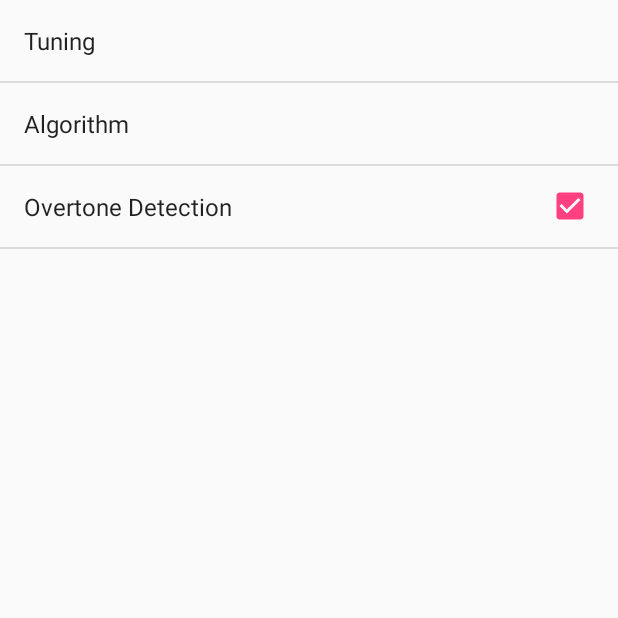
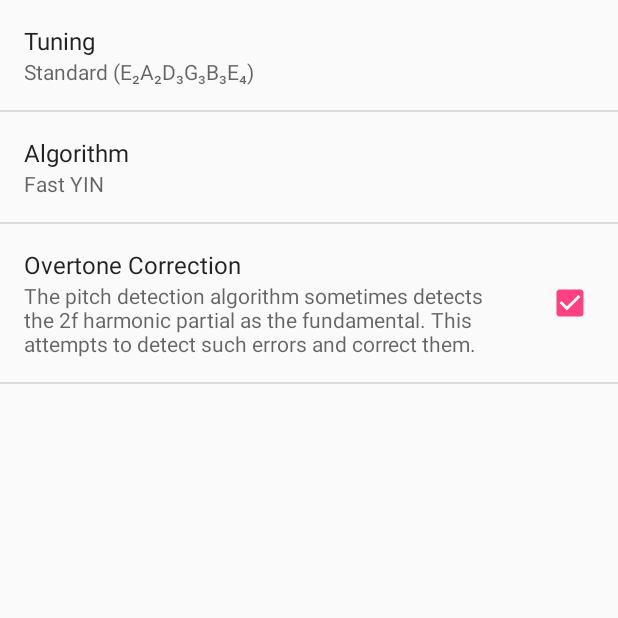
Before and after one commit to snapfractalpop/Guitar-Tuner, an Android app: the screen it shows after launch (SettingsActivity), after a tap on an icon or button, on a phone screen of 412 x 824 dp, the top half of it. Run offline under Robolectric (Android 15) with nearby library versions, the phone set to English and light mode, and no system bars.

Commit message:
Refactor. Add preference summaries.

```diff
--- a/app/src/main/java/com/joykraft/guitartuner/AppPreferences.java
+++ b/app/src/main/java/com/joykraft/guitartuner/AppPreferences.java
@@ -4,8 +4,6 @@ import android.content.Context;
 import android.content.SharedPreferences;
 import android.preference.PreferenceManager;
 import android.util.Log;
-
-import be.tarsos.dsp.pitch.PitchProcessor;
 
 import static be.tarsos.dsp.pitch.PitchProcessor.*;
 import static com.joykraft.guitartuner.Tunings.*;
@@ -19,8 +17,8 @@ class AppPreferences {
        return PreferenceManager.getDefaultSharedPreferences(context);
     }
 
-    static boolean getOvertoneDetectionEnabled(Context context) {
-        String key = context.getString(R.string.key_preference_overtone_detection);
+    static boolean getOvertoneCorrectionEnabled(Context context) {
+        String key = context.getString(R.string.key_preference_overtone_correction);
         return getSharedPreferences(context).getBoolean(key, true);
     }
 
--- a/app/src/main/java/com/joykraft/guitartuner/MainActivity.java
+++ b/app/src/main/java/com/joykraft/guitartuner/MainActivity.java
@@ -44,12 +44,12 @@ public class MainActivity extends AppCompatActivity implements PitchDetectionHan
     private static final int MEAN_PITCH_SAMPLE_COUNT = 10;
     /** Used to calculate weight from probability */
     private static final float MEAN_PITCH_WEIGHT_EXPONENT = 10f;
-    /** The number of results used to detect overtones */
-    private static final int OVERTONE_DETECTION_SAMPLE_COUNT = 10;
+    /** The number of results used to correct overtones */
+    private static final int OVERTONE_CORRECTION_SAMPLE_COUNT = 10;
     /** Results this close to twice the fundamental are assumed to be overtones */
-    private static final float OVERTONE_DETECTION_THRESHOLD = 0.01f;
+    private static final float OVERTONE_CORRECTION_THRESHOLD = 0.01f;
     private static final int PITCH_HISTORY_SIZE = Math.max(MEAN_PITCH_SAMPLE_COUNT,
-            OVERTONE_DETECTION_SAMPLE_COUNT);
+            OVERTONE_CORRECTION_SAMPLE_COUNT);
 
     private static final int PERMISSION_REQUEST_RECORD_AUDIO = 0;
 
@@ -135,17 +135,17 @@ public class MainActivity extends AppCompatActivity implements PitchDetectionHan
         float pitch = result.getPitch();
         float probability = result.getProbability();
 
-        if (getOvertoneDetectionEnabled(this)) {
+        if (getOvertoneCorrectionEnabled(this)) {
             int samples = 0;
             float overtoneDistance;
 
             for (PitchResult fundamental : mPreviousResults) {
                 overtoneDistance = Math.abs((pitch - 2 * fundamental.pitch) / fundamental.pitch);
-                if (overtoneDistance < OVERTONE_DETECTION_THRESHOLD) {
+                if (overtoneDistance < OVERTONE_CORRECTION_THRESHOLD) {
                     pitch /= 2;
                     break;
                 }
-                if (++samples >= OVERTONE_DETECTION_SAMPLE_COUNT) {
+                if (++samples >= OVERTONE_CORRECTION_SAMPLE_COUNT) {
                     break;
                 }
             }
--- a/app/src/main/res/values/arrays.xml
+++ b/app/src/main/res/values/arrays.xml
@@ -1,12 +1,14 @@
 <?xml version="1.0" encoding="utf-8"?>
 <resources>
     <string-array name="tunings_names">
-        <item>Standard</item>
-        <item>Dropped D</item>
+        <item>Standard (E₂A₂D₃G₃B₃E₄)</item>
+        <item>Dropped D (D₂A₂D₃G₃B₃E₄)</item>
+        <item>Double Dropped D (D₂A₂D₃G₃B₃D₄)</item>
     </string-array>
     <string-array name="tunings_values">
         <item>STANDARD</item>
         <item>DROPPED_D</item>
+        <item>DOUBLE_DROPPED_D</item>
     </string-array>
 
     <string-array name="algorithm_names">
--- a/app/src/main/res/values/strings.xml
+++ b/app/src/main/res/values/strings.xml
@@ -10,9 +10,10 @@
 
     <string name="preference_label_tuning">Tuning</string>
     <string name="preference_label_algorithm">Algorithm</string>
-    <string name="preference_label_overtone_detection">Overtone Detection</string>
+    <string name="preference_label_overtone_correction">Overtone Correction</string>
 
     <string name="key_preference_tuning">preferenceTuning</string>
     <string name="key_preference_algorithm">preferenceAlgorithm</string>
-    <string name="key_preference_overtone_detection">preferenceOvertoneDetection</string>
+    <string name="key_preference_overtone_correction">preferenceOvertoneDetection</string>
+    <string name="preference_summary_overtone_correction">The pitch detection algorithm sometimes detects the 2f harmonic partial as the fundamental. This attempts to detect such errors and correct them.</string>
 </resources>
--- a/app/src/main/res/xml/preferences.xml
+++ b/app/src/main/res/xml/preferences.xml
@@ -6,17 +6,20 @@
         android:entries="@array/tunings_names"
         android:entryValues="@array/tunings_values"
         android:key="@string/key_preference_tuning"
-        android:title="@string/preference_label_tuning" />
+        android:title="@string/preference_label_tuning"
+        android:summary="%s" />
 
     <ListPreference
         android:defaultValue="FFT_YIN"
         android:entries="@array/algorithm_names"
         android:entryValues="@array/algorithm_values"
         android:key="@string/key_preference_algorithm"
-        android:title="@string/preference_label_algorithm" />
+        android:title="@string/preference_label_algorithm"
+        android:summary="%s" />
 
     <CheckBoxPreference
         android:defaultValue="true"
-        android:key="@string/key_preference_overtone_detection"
-        android:title="@string/preference_label_overtone_detection" />
+        android:key="@string/key_preference_overtone_correction"
+        android:title="@string/preference_label_overtone_correction"
+        android:summary="@string/preference_summary_overtone_correction" />
 </PreferenceScreen>
```
Also changed, not shown: app/src/main/java/com/joykraft/guitartuner/Tunings.java (+30 -17 lines).
